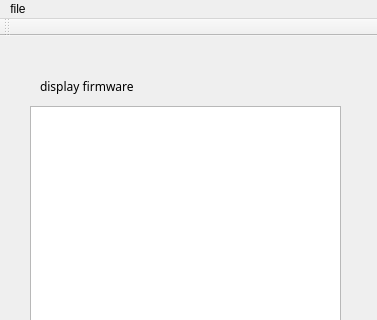
Above: LordyLink.ui from Lordyphon2021/LordyLink-online-firmware-updater before the change; both pictures show x 0 to 377 and y 0 to 320 of the 377 by 631 pixel window. Below: the same form after it.
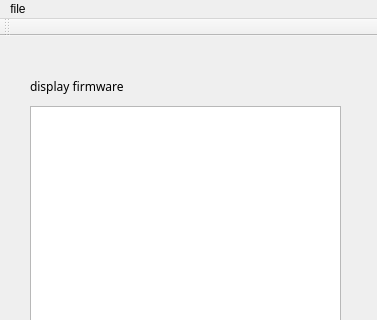
That is the form after the change.

```diff
--- a/LordyLink.ui
+++ b/LordyLink.ui
@@ -145,7 +145,7 @@
    <widget class="QLabel" name="label">
     <property name="geometry">
      <rect>
-      <x>40</x>
+      <x>30</x>
       <y>40</y>
       <width>311</width>
       <height>21</height>
```
Left out of the diff: 3 changed lines with no effect on the pictures.
